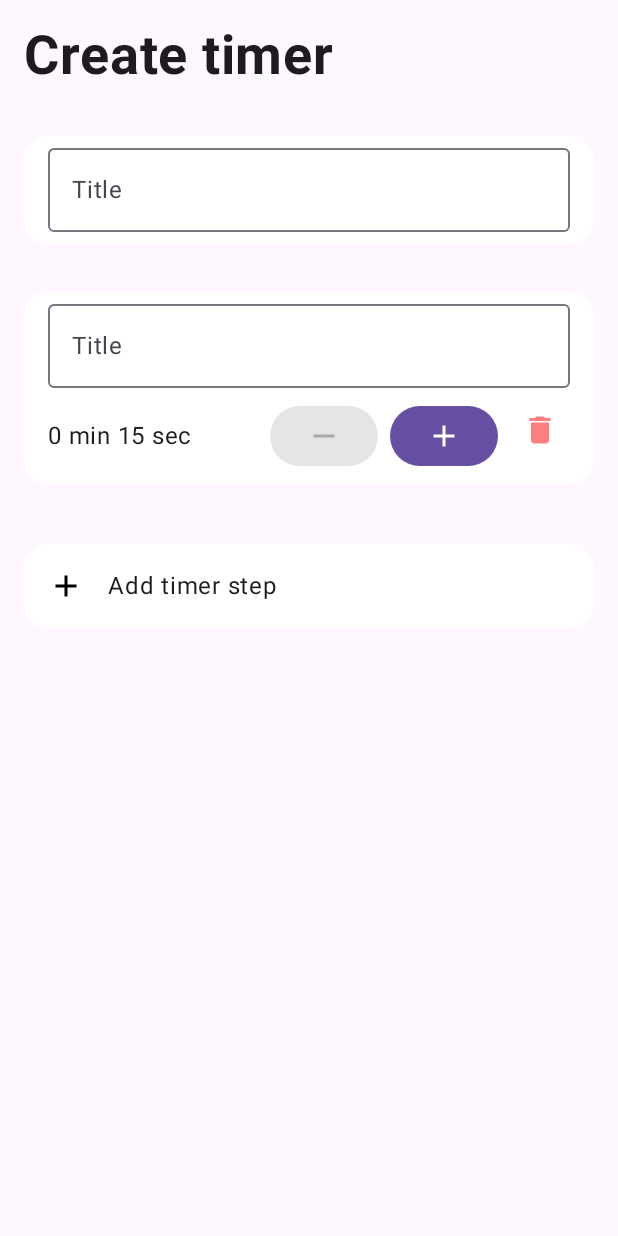
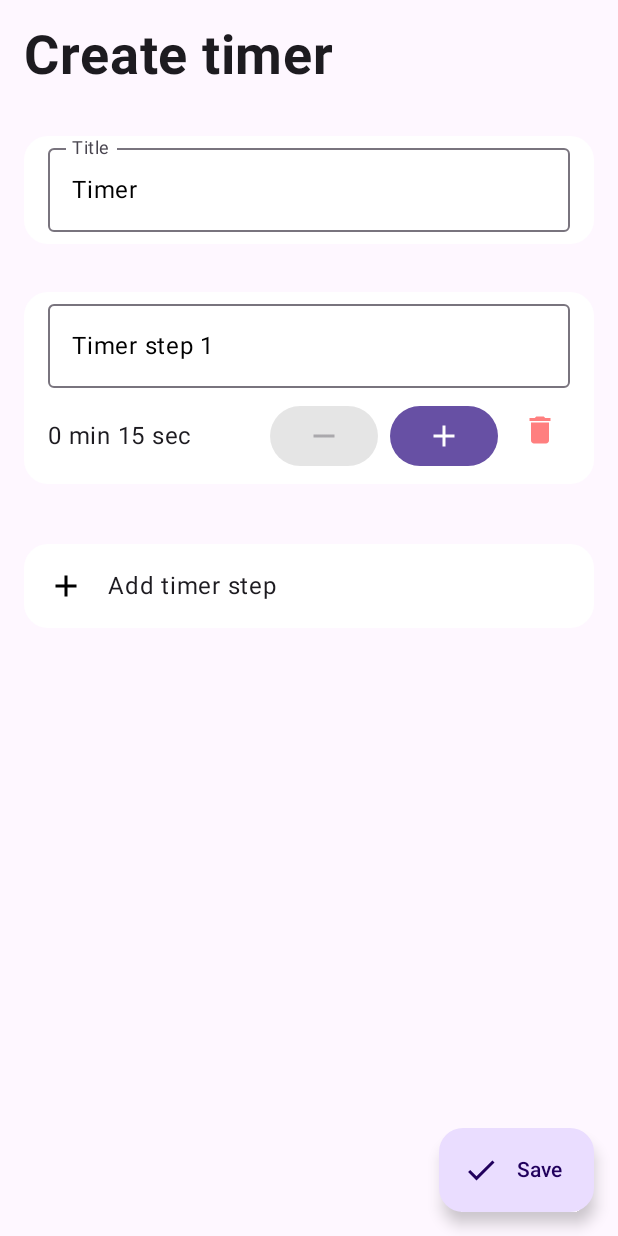
Before and after one commit to aleks100s/planking_timer, an Android app built with Jetpack Compose: the screen it shows after launch (MainActivity), after a tap on "Create timer", on a phone screen of 412 x 824 dp. Run offline under Robolectric (Android 15) with nearby library versions, the light colour scheme and no system bars; our stand-ins replace Dagger/Hilt's generated code, Room's generated code.

Commit message:
Set default values for timer step title

```diff
--- a/app/src/main/java/com/alextos/plankingtimer/presentation/MainActivity.kt
+++ b/app/src/main/java/com/alextos/plankingtimer/presentation/MainActivity.kt
@@ -10,6 +10,7 @@ import androidx.compose.foundation.layout.fillMaxWidth
 import androidx.compose.material3.Surface
 import androidx.compose.ui.Modifier
 import com.alextos.plankingtimer.common.services.TimerNotificationServiceImpl
+import com.alextos.plankingtimer.presentation.navigation.Navigation
 import com.alextos.plankingtimer.presentation.theme.PlankingTimerTheme
 import dagger.hilt.android.AndroidEntryPoint
 
--- a/app/src/main/java/com/alextos/plankingtimer/presentation/navigation/Navigation.kt
+++ b/app/src/main/java/com/alextos/plankingtimer/presentation/navigation/Navigation.kt
@@ -1,15 +1,15 @@
-package com.alextos.plankingtimer.presentation
+package com.alextos.plankingtimer.presentation.navigation
 
 import androidx.compose.runtime.Composable
+import androidx.compose.ui.res.stringResource
 import androidx.lifecycle.viewmodel.compose.viewModel
 import androidx.navigation.NavType
 import androidx.navigation.compose.NavHost
 import androidx.navigation.compose.composable
 import androidx.navigation.compose.rememberNavController
 import androidx.navigation.navArgument
+import com.alextos.plankingtimer.R
 import com.alextos.plankingtimer.domain.model.main.Timer
-import com.alextos.plankingtimer.presentation.navigation.NavigationViewModel
-import com.alextos.plankingtimer.presentation.navigation.Screen
 import com.alextos.plankingtimer.presentation.screens.create.CreateTimerScreen
 import com.alextos.plankingtimer.presentation.screens.launch_screen.LaunchScreen
 import com.alextos.plankingtimer.presentation.screens.main.MainScreen
@@ -100,9 +100,11 @@ fun Navigation() {
         }
 
         composable(route = Screen.CreateTimerScreen.route) {
-            CreateTimerScreen {
-                navController.popBackStack()
-            }
+            CreateTimerScreen(
+                onTimerCreated = { navController.popBackStack() },
+                timerTitle = stringResource(id = R.string.timer),
+                timerStepTitle = stringResource(id = R.string.timer_step)
+            )
         }
     }
 }
--- a/app/src/main/java/com/alextos/plankingtimer/presentation/navigation/NavigationViewModel.kt
+++ b/app/src/main/java/com/alextos/plankingtimer/presentation/navigation/NavigationViewModel.kt
@@ -4,6 +4,7 @@ import androidx.compose.runtime.State
 import androidx.compose.runtime.mutableStateOf
 import androidx.lifecycle.ViewModel
 import com.alextos.plankingtimer.domain.model.main.Timer
+import dagger.hilt.android.lifecycle.HiltViewModel
 
 class NavigationViewModel: ViewModel() {
     private val _state = mutableStateOf<List<Timer>>(listOf())
--- a/app/src/main/java/com/alextos/plankingtimer/presentation/screens/create/CreateTimerScreen.kt
+++ b/app/src/main/java/com/alextos/plankingtimer/presentation/screens/create/CreateTimerScreen.kt
@@ -12,6 +12,7 @@ import androidx.compose.material.icons.Icons
 import androidx.compose.material.icons.filled.Done
 import androidx.compose.material3.*
 import androidx.compose.runtime.Composable
+import androidx.compose.runtime.LaunchedEffect
 import androidx.compose.runtime.derivedStateOf
 import androidx.compose.runtime.remember
 import androidx.compose.ui.Alignment
@@ -30,7 +31,11 @@ import com.alextos.plankingtimer.presentation.theme.LightSurface2
 
 @OptIn(ExperimentalMaterial3Api::class)
 @Composable
-fun CreateTimerScreen(onTimerCreated: () -> Unit) {
+fun CreateTimerScreen(
+    onTimerCreated: () -> Unit,
+    timerTitle: String,
+    timerStepTitle: String
+) {
     val viewModel: CreateTimerViewModel = hiltViewModel()
     val state = viewModel.state.value
 
@@ -41,6 +46,11 @@ fun CreateTimerScreen(onTimerCreated: () -> Unit) {
         derivedStateOf {
             listState.firstVisibleItemIndex == 0
         }
+    }
+
+    LaunchedEffect(key1 = true) {
+        viewModel.timerTitleChanged(timerTitle)
+        viewModel.addNewPart(timerStepTitle)
     }
 
     Scaffold(
@@ -132,7 +142,7 @@ fun CreateTimerScreen(onTimerCreated: () -> Unit) {
 
                 item {
                     AddSubTimerSection {
-                        viewModel.addNewPart()
+                        viewModel.addNewPart(timerStepTitle)
                     }
                 }
             }
--- a/app/src/main/java/com/alextos/plankingtimer/presentation/screens/create/CreateTimerViewModel.kt
+++ b/app/src/main/java/com/alextos/plankingtimer/presentation/screens/create/CreateTimerViewModel.kt
@@ -21,10 +21,7 @@ class CreateTimerViewModel @Inject constructor(
 
     data class CreateTimerState(
         val title: String = "",
-        val parts: List<TimerPart> = listOf(TimerPart(
-            title = "",
-            secondsCount = STEP)
-        )
+        val parts: List<TimerPart> = listOf()
     ) {
         fun isValid(): Boolean {
             return title.isNotBlank()
@@ -64,11 +61,15 @@ class CreateTimerViewModel @Inject constructor(
         _state.value = _state.value.copy(title = title)
     }
 
-    fun addNewPart() {
+    fun addNewPart(title: String) {
         val currentParts = _state.value.parts.toMutableList()
-        val newPart = TimerPart(title = "", secondsCount = STEP)
+        val newPart = TimerPart(title = "$title ${getTimerStepNumber()}", secondsCount = STEP)
         currentParts.add(newPart)
         _state.value = _state.value.copy(parts = currentParts)
+    }
+
+    private fun getTimerStepNumber(): Int {
+        return _state.value.parts.count() + 1
     }
 
     fun timerPartTitleChanged(index: Int, title: String) {
--- a/app/src/main/res/values/strings.xml
+++ b/app/src/main/res/values/strings.xml
@@ -22,4 +22,5 @@
     <string name="timer_channel">Timer</string>
     <string name="timer_channel_description">Used for showing current timer value</string>
     <string name="remaining_time">Remaining time</string>
+    <string name="timer_step">Timer step</string>
 </resources>
--- a/build.gradle
+++ b/build.gradle
@@ -3,7 +3,8 @@ buildscript {
         compose_version = '1.1.1'
     }
     dependencies {
-        classpath "com.google.dagger:hilt-android-gradle-plugin:2.42"
+        // do not update to 2.42
+        classpath "com.google.dagger:hilt-android-gradle-plugin:2.40.5"
         classpath 'com.google.gms:google-services:4.3.14'
         classpath 'com.google.firebase:firebase-crashlytics-gradle:2.9.2'
     }
```
Also changed, not shown: app/build.gradle (+4 -3 lines), 1 other file.
